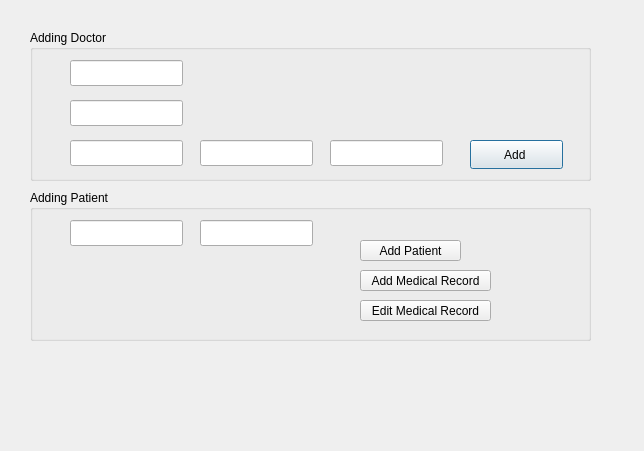
The window that adminwindow.ui (OmarZee/OmElMasreyeen) describes before a commit, drawn with Qt 5.
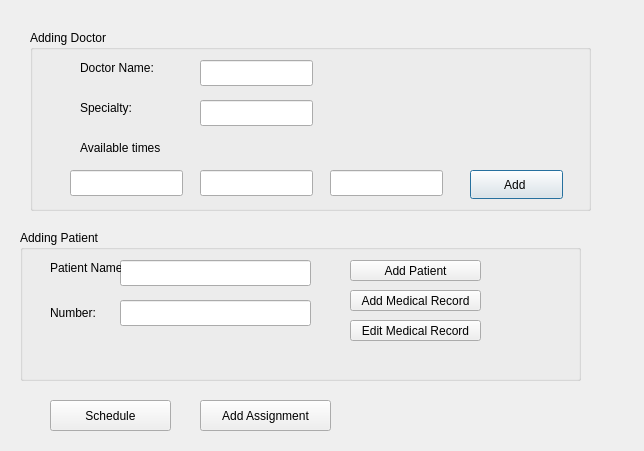
The same window after the commit.

```diff
--- a/adminwindow.ui
+++ b/adminwindow.ui
@@ -19,7 +19,7 @@
      <x>30</x>
      <y>30</y>
      <width>561</width>
-     <height>151</height>
+     <height>181</height>
     </rect>
    </property>
    <property name="title">
@@ -28,7 +28,7 @@
    <widget class="QLineEdit" name="lineEdit_doctorName">
     <property name="geometry">
      <rect>
-      <x>40</x>
+      <x>170</x>
       <y>30</y>
       <width>113</width>
       <height>26</height>
@@ -38,7 +38,7 @@
    <widget class="QLineEdit" name="lineEdit_specialty">
     <property name="geometry">
      <rect>
-      <x>40</x>
+      <x>170</x>
       <y>70</y>
       <width>113</width>
       <height>26</height>
@@ -49,7 +49,7 @@
     <property name="geometry">
      <rect>
       <x>40</x>
-      <y>110</y>
+      <y>140</y>
       <width>113</width>
       <height>26</height>
      </rect>
@@ -59,7 +59,7 @@
     <property name="geometry">
      <rect>
       <x>440</x>
-      <y>110</y>
+      <y>140</y>
       <width>93</width>
       <height>29</height>
      </rect>
@@ -72,7 +72,7 @@
     <property name="geometry">
      <rect>
       <x>170</x>
-      <y>110</y>
+      <y>140</y>
       <width>113</width>
       <height>26</height>
      </rect>
@@ -82,18 +82,57 @@
     <property name="geometry">
      <rect>
       <x>300</x>
-      <y>110</y>
+      <y>140</y>
       <width>113</width>
       <height>26</height>
      </rect>
     </property>
    </widget>
+   <widget class="QLabel" name="label_doctoName">
+    <property name="geometry">
+     <rect>
+      <x>50</x>
+      <y>30</y>
+      <width>101</width>
+      <height>16</height>
+     </rect>
+    </property>
+    <property name="text">
+     <string>Doctor Name:</string>
+    </property>
+   </widget>
+   <widget class="QLabel" name="label_specialty">
+    <property name="geometry">
+     <rect>
+      <x>50</x>
+      <y>70</y>
+      <width>81</width>
+      <height>16</height>
+     </rect>
+    </property>
+    <property name="text">
+     <string>Specialty:</string>
+    </property>
+   </widget>
+   <widget class="QLabel" name="label_times">
+    <property name="geometry">
+     <rect>
+      <x>50</x>
+      <y>110</y>
+      <width>81</width>
+      <height>16</height>
+     </rect>
+    </property>
+    <property name="text">
+     <string>Available times:</string>
+    </property>
+   </widget>
   </widget>
   <widget class="QGroupBox" name="groupBox_addPatient">
    <property name="geometry">
     <rect>
-     <x>30</x>
-     <y>190</y>
+     <x>20</x>
+     <y>230</y>
      <width>561</width>
      <height>151</height>
     </rect>
@@ -104,9 +143,9 @@
    <widget class="QLineEdit" name="lineEdit_patientname">
     <property name="geometry">
      <rect>
-      <x>40</x>
+      <x>100</x>
       <y>30</y>
-      <width>113</width>
+      <width>191</width>
       <height>26</height>
      </rect>
     </property>
@@ -114,9 +153,9 @@
    <widget class="QLineEdit" name="lineEdit_patientNumber">
     <property name="geometry">
      <rect>
-      <x>170</x>
-      <y>30</y>
-      <width>113</width>
+      <x>100</x>
+      <y>70</y>
+      <width>191</width>
       <height>26</height>
      </rect>
     </property>
@@ -125,8 +164,8 @@
     <property name="geometry">
      <rect>
       <x>330</x>
-      <y>50</y>
-      <width>101</width>
+      <y>30</y>
+      <width>131</width>
       <height>21</height>
      </rect>
     </property>
@@ -138,7 +177,7 @@
     <property name="geometry">
      <rect>
       <x>330</x>
-      <y>80</y>
+      <y>60</y>
       <width>131</width>
       <height>21</height>
      </rect>
@@ -151,7 +190,7 @@
     <property name="geometry">
      <rect>
       <x>330</x>
-      <y>110</y>
+      <y>90</y>
       <width>131</width>
       <height>21</height>
      </rect>
@@ -160,6 +199,58 @@
      <string>Edit Medical Record</string>
     </property>
    </widget>
+   <widget class="QLabel" name="label">
+    <property name="geometry">
+     <rect>
+      <x>30</x>
+      <y>30</y>
+      <width>71</width>
+      <height>16</height>
+     </rect>
+    </property>
+    <property name="text">
+     <string>Patient Name:</string>
+    </property>
+   </widget>
+   <widget class="QLabel" name="label_number">
+    <property name="geometry">
+     <rect>
+      <x>30</x>
+      <y>75</y>
+      <width>51</width>
+      <height>16</height>
+     </rect>
+    </property>
+    <property name="text">
+     <string>Number:</string>
+    </property>
+   </widget>
+  </widget>
+  <widget class="QPushButton" name="scheduleButton">
+   <property name="geometry">
+    <rect>
+     <x>50</x>
+     <y>400</y>
+     <width>121</width>
+     <height>31</height>
+    </rect>
+   </property>
+   <property name="text">
+    <string>Schedule</string>
+   </property>
+  </widget>
+  <widget class="QPushButton" name="addAssignmentButton">
+   <property name="geometry">
+    <rect>
+     <x>200</x>
+     <y>400</y>
+     <width>131</width>
+     <height>31</height>
+    </rect>
+   </property>
+   <property name="text">
+    <string>Add Assignment</string>
+   </property>
   </widget>
  </widget>
  <resources/>
```
